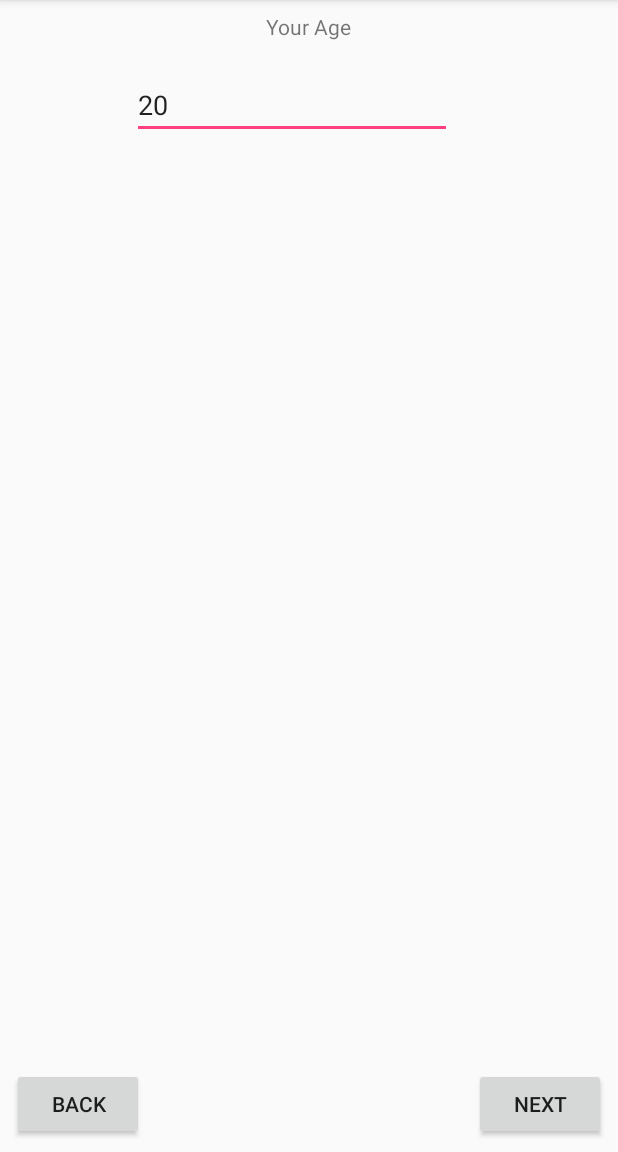
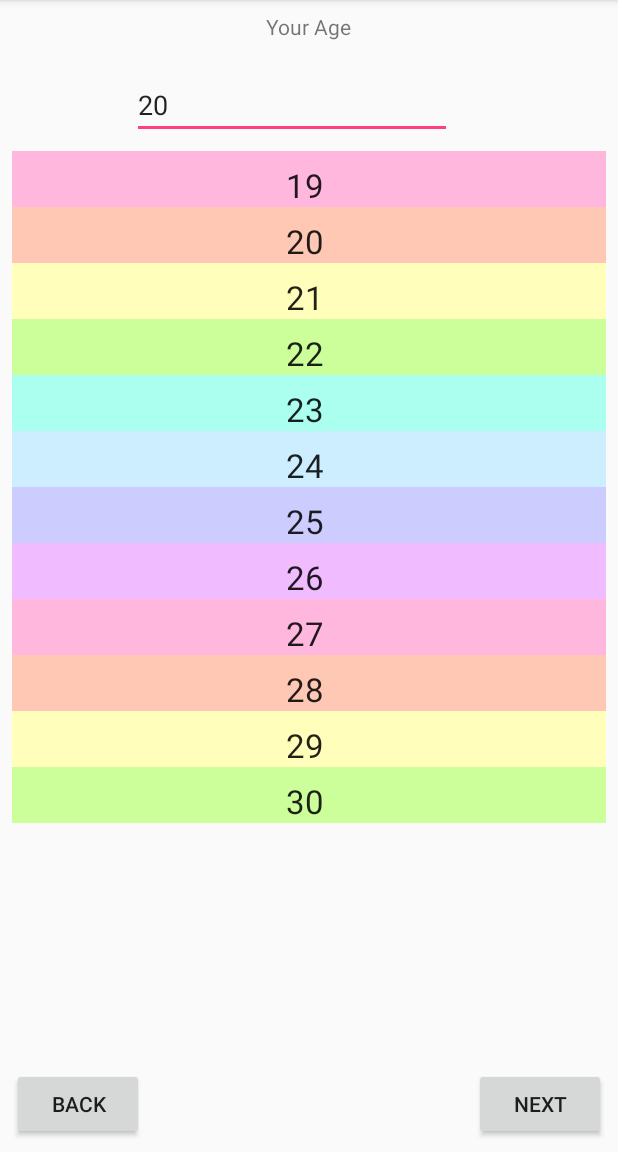
Before and after one commit to a253698/Atm2018, an Android app: the AgeActivity screen opened directly, with no data from a screen before it, on a phone screen of 412 x 824 dp, the part 84-1236 px from its top. Run offline under Robolectric (Android 15) with nearby library versions, the phone set to English and light mode, and no system bars.

Commit message:
12/18 Color and debug

```diff
--- a/app/src/main/java/mavis/com/atm2018/AgeActivity.java
+++ b/app/src/main/java/mavis/com/atm2018/AgeActivity.java
@@ -19,17 +19,22 @@ public class AgeActivity extends BasicActivity {
 
     private EditText edage;
 
-    int[] age = {19, 20, 21, 22, 23, 24, 25};
+    int[] age = {19, 20, 21, 22, 23, 24, 25, 26, 27, 28, 29, 30};
+    String[] rainbow = null;
+    private EditText edAge;
 
     @Override
     protected void onCreate(Bundle savedInstanceState) {
         super.onCreate(savedInstanceState);
         setContentView(R.layout.activity_age);
+        rainbow = getResources().getStringArray(R.array.rainbow);
 
         RecyclerView recyclerView = findViewById(R.id.recycler);
         recyclerView.setHasFixedSize(true);
         recyclerView.setLayoutManager(new LinearLayoutManager(this));
         recyclerView.setAdapter(new AgeAdapter());
+
+        edAge = findViewById(R.id.ed_age);
     }
 
     public void agenext(View view){
@@ -66,12 +71,24 @@ public class AgeActivity extends BasicActivity {
 
         //問要不要顯示
         @Override
-        public void onBindViewHolder(@NonNull AgeViewHolder holder, int position) {
+        public void onBindViewHolder(@NonNull final AgeViewHolder holder, final int position) {
             holder.ageView.setText(age[position] + " ");
+            holder.itemView.setBackgroundColor(Color.parseColor(rainbow[position%8]));
             //把他變成String
-            if(age[position] == 19){
-                holder.ageView.setTextColor(Color.RED);
+           /*
+                        i f(age[position] == 19){
+                       holder.ageView.setTextColor(Color.RED);
             }
+            */
+            //用itemView把TextView佔滿，才不會每次點擊都需要精準的點在數字上
+           holder.itemView.setOnClickListener(new View.OnClickListener() {
+                @Override
+                public void onClick(View v) {
+                    Log.d("AgeActivity", "OnClick" + age[position]);
+                    edAge.setText(age[position] + "");
+                }
+           });
+
         }
 
         //計算有幾個row
--- a/app/src/main/res/layout/activity_age.xml
+++ b/app/src/main/res/layout/activity_age.xml
@@ -62,18 +62,19 @@
         app:layout_constraintStart_toStartOf="parent" />
 
     <android.support.v7.widget.RecyclerView
-        android:layout_width="368dp"
-        android:layout_height="346dp"
+        android:id="@+id/recycler"
+        android:layout_width="0dp"
+        android:layout_height="0dp"
         android:layout_marginBottom="8dp"
         android:layout_marginEnd="8dp"
         android:layout_marginLeft="8dp"
         android:layout_marginRight="8dp"
         android:layout_marginStart="8dp"
         android:layout_marginTop="8dp"
-        app:layout_constraintBottom_toBottomOf="parent"
+        app:layout_constraintBottom_toTopOf="@+id/button2"
         app:layout_constraintEnd_toEndOf="parent"
         app:layout_constraintHorizontal_bias="0.0"
         app:layout_constraintStart_toStartOf="parent"
         app:layout_constraintTop_toBottomOf="@+id/ed_age"
-        app:layout_constraintVertical_bias="0.142" />
+        app:layout_constraintVertical_bias="0.0" />
 </android.support.constraint.ConstraintLayout>
--- a/app/src/main/res/layout/age_row.xml
+++ b/app/src/main/res/layout/age_row.xml
@@ -1,10 +1,9 @@
 <?xml version="1.0" encoding="utf-8"?>
-<android.support.constraint.ConstraintLayout
-    xmlns:android="http://schemas.android.com/apk/res/android"
+<android.support.constraint.ConstraintLayout xmlns:android="http://schemas.android.com/apk/res/android"
     xmlns:app="http://schemas.android.com/apk/res-auto"
     xmlns:tools="http://schemas.android.com/tools"
     android:layout_width="match_parent"
-    android:layout_height="match_parent">
+    android:layout_height="wrap_content">
 
     <TextView
         android:id="@+id/age_tv"
--- a/app/src/main/res/values/colors.xml
+++ b/app/src/main/res/values/colors.xml
@@ -3,4 +3,16 @@
     <color name="colorPrimary">#3F51B5</color>
     <color name="colorPrimaryDark">#303F9F</color>
     <color name="colorAccent">#FF4081</color>
+
+    <string-array name="rainbow">
+        <item>#FFB7DD</item>
+        <item>#FFC8B4</item>
+        <item>#FFFFBB</item>
+        <item>#CCFF99</item>
+        <item>#AAFFEE</item>
+        <item>#CCEEFF</item>
+        <item>#CCCCFF</item>
+        <item>#F0BBFF</item>
+
+    </string-array>
 </resources>
```
